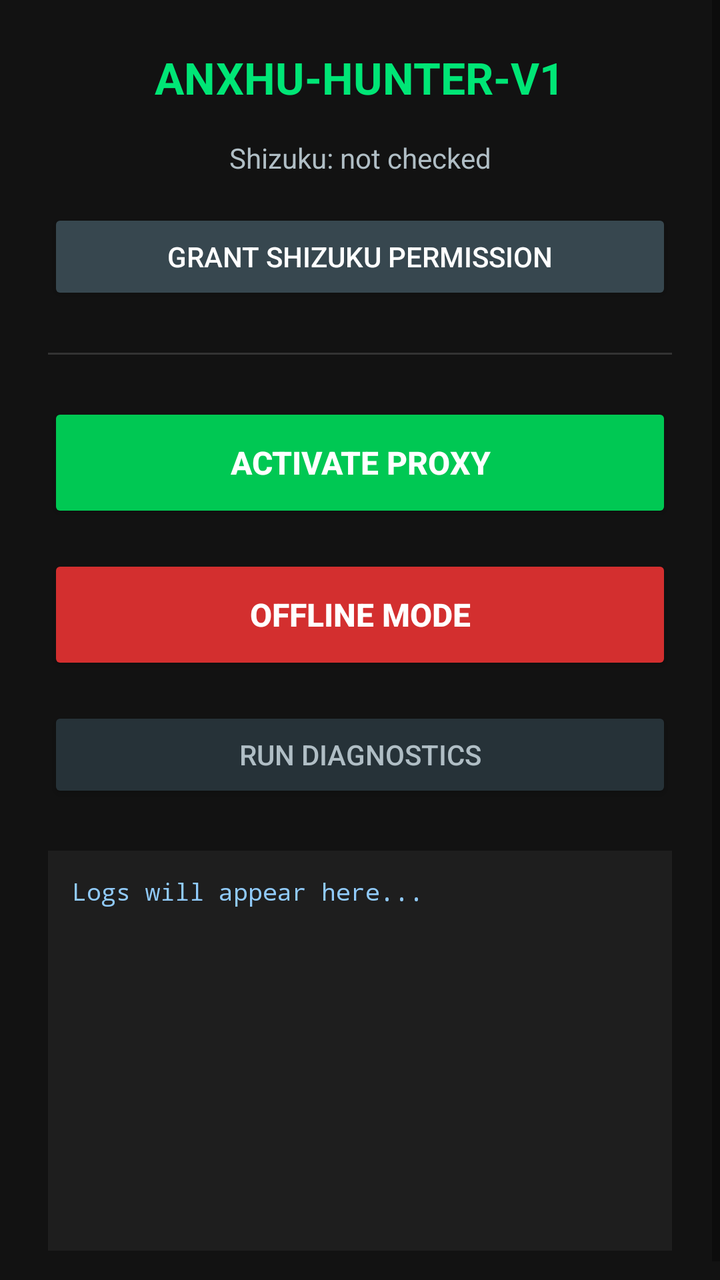
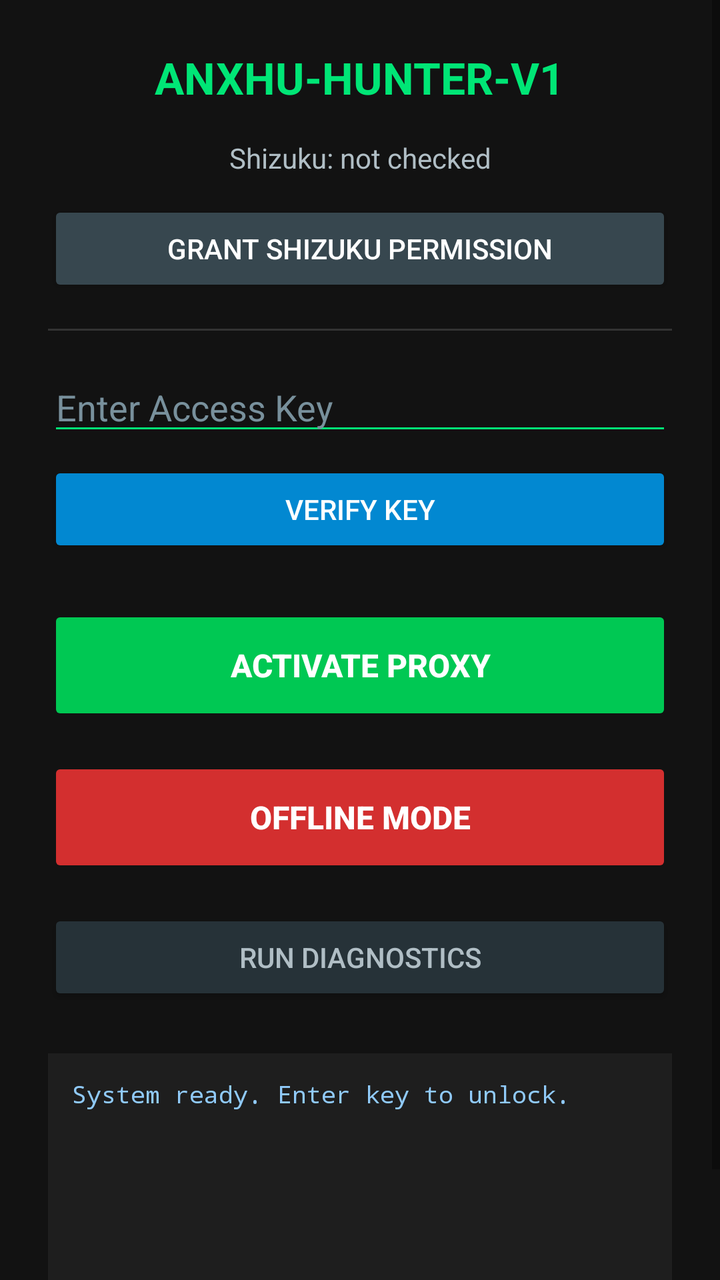

Before-and-after screenshots of an Android layout around one commit, followed by the original layout XML and the change that was made.
<!-- AndroidManifest.xml: application theme Theme.AppCompat.DayNight -->
<!-- res/layout/activity_main.xml -->
<?xml version="1.0" encoding="utf-8"?>
<ScrollView xmlns:android="http://schemas.android.com/apk/res/android"
    android:layout_width="match_parent"
    android:layout_height="match_parent"
    android:background="#121212">

    <LinearLayout
        android:layout_width="match_parent"
        android:layout_height="wrap_content"
        android:orientation="vertical"
        android:padding="24dp"
        android:gravity="center_horizontal">

        
        <TextView
            android:layout_width="wrap_content"
            android:layout_height="wrap_content"
            android:text="ANXHU-HUNTER-V1"
            android:textSize="22sp"
            android:textStyle="bold"
            android:textColor="#00E676"
            android:layout_marginBottom="16dp" />

        
        <TextView
            android:id="@+id/statusText"
            android:layout_width="match_parent"
            android:layout_height="wrap_content"
            android:text="Shizuku: not checked"
            android:textColor="#B0BEC5"
            android:textSize="14sp"
            android:gravity="center"
            android:paddingBottom="16dp" />

        
        <Button
            android:id="@+id/btnRequestPermission"
            android:layout_width="match_parent"
            android:layout_height="wrap_content"
            android:text="Grant Shizuku Permission"
            android:backgroundTint="#37474F"
            android:textColor="#FFFFFF"
            android:layout_marginBottom="24dp" />

        
        <View
            android:layout_width="match_parent"
            android:layout_height="1dp"
            android:background="#333333"
            android:layout_marginBottom="24dp" />

        
        <Button
            android:id="@+id/btnInject"
            android:layout_width="match_parent"
            android:layout_height="60dp"
            android:text="ACTIVATE PROXY"
            android:textSize="16sp"
            android:textStyle="bold"
            android:backgroundTint="#00C853"
            android:textColor="#FFFFFF"
            android:layout_marginBottom="16dp" />

        
        <Button
            android:id="@+id/btnOfflineMode"
            android:layout_width="match_parent"
            android:layout_height="60dp"
            android:text="OFFLINE MODE"
            android:textSize="16sp"
            android:textStyle="bold"
            android:backgroundTint="#D32F2F"
            android:textColor="#FFFFFF"
            android:layout_marginBottom="16dp" />

        
        <Button
            android:id="@+id/btnDiagnostics"
            android:layout_width="match_parent"
            android:layout_height="wrap_content"
            android:text="Run Diagnostics"
            android:backgroundTint="#263238"
            android:textColor="#B0BEC5"
            android:layout_marginBottom="24dp" />

        
        <TextView
            android:id="@+id/logText"
            android:layout_width="match_parent"
            android:layout_height="200dp"
            android:fontFamily="monospace"
            android:textSize="12sp"
            android:textColor="#90CAF9"
            android:background="#1E1E1E"
            android:padding="12dp"
            android:scrollbars="vertical"
            android:text="Logs will appear here..." />

    </LinearLayout>
</ScrollView>
<!-- resources referenced by this layout -->
<resources>

</resources>

<!-- the commit's change to res/layout/activity_main.xml (unified diff, before → after) -->
@@ -30,7 +30,7 @@
             android:textColor="#B0BEC5"
             android:textSize="14sp"
             android:gravity="center"
-            android:paddingBottom="16dp" />
+            android:paddingBottom="12dp" />
 
         
         <Button
@@ -40,13 +40,35 @@
             android:text="Grant Shizuku Permission"
             android:backgroundTint="#37474F"
             android:textColor="#FFFFFF"
-            android:layout_marginBottom="24dp" />
+            android:layout_marginBottom="16dp" />
 
         
         <View
             android:layout_width="match_parent"
             android:layout_height="1dp"
             android:background="#333333"
+            android:layout_marginBottom="16dp" />
+
+        
+        <EditText
+            android:id="@+id/keyInput"
+            android:layout_width="match_parent"
+            android:layout_height="wrap_content"
+            android:hint="Enter Access Key"
+            android:textColor="#FFFFFF"
+            android:textColorHint="#78909C"
+            android:backgroundTint="#00E676"
+            android:inputType="textNoSuggestions"
+            android:layout_marginBottom="8dp" />
+
+        
+        <Button
+            android:id="@+id/btnVerifyKey"
+            android:layout_width="match_parent"
+            android:layout_height="wrap_content"
+            android:text="VERIFY KEY"
+            android:backgroundTint="#0288D1"
+            android:textColor="#FFFFFF"
             android:layout_marginBottom="24dp" />
 
         
@@ -59,6 +81,7 @@
             android:textStyle="bold"
             android:backgroundTint="#00C853"
             android:textColor="#FFFFFF"
+            android:enabled="false"
             android:layout_marginBottom="16dp" />
 
         
@@ -71,6 +94,7 @@
             android:textStyle="bold"
             android:backgroundTint="#D32F2F"
             android:textColor="#FFFFFF"
+            android:enabled="false"
             android:layout_marginBottom="16dp" />
 
         
@@ -87,14 +111,14 @@
         <TextView
             android:id="@+id/logText"
             android:layout_width="match_parent"
-            android:layout_height="200dp"
+            android:layout_height="150dp"
             android:fontFamily="monospace"
             android:textSize="12sp"
             android:textColor="#90CAF9"
             android:background="#1E1E1E"
             android:padding="12dp"
             android:scrollbars="vertical"
-            android:text="Logs will appear here..." />
+            android:text="System ready. Enter key to unlock." />
 
     </LinearLayout>
 </ScrollView>
